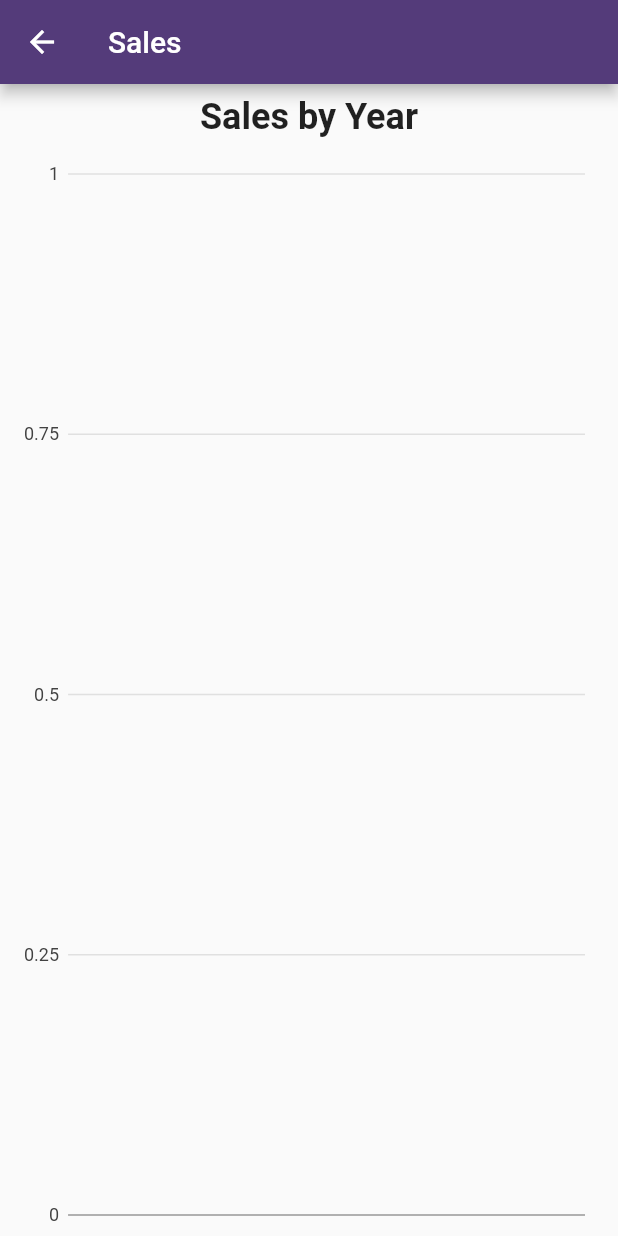
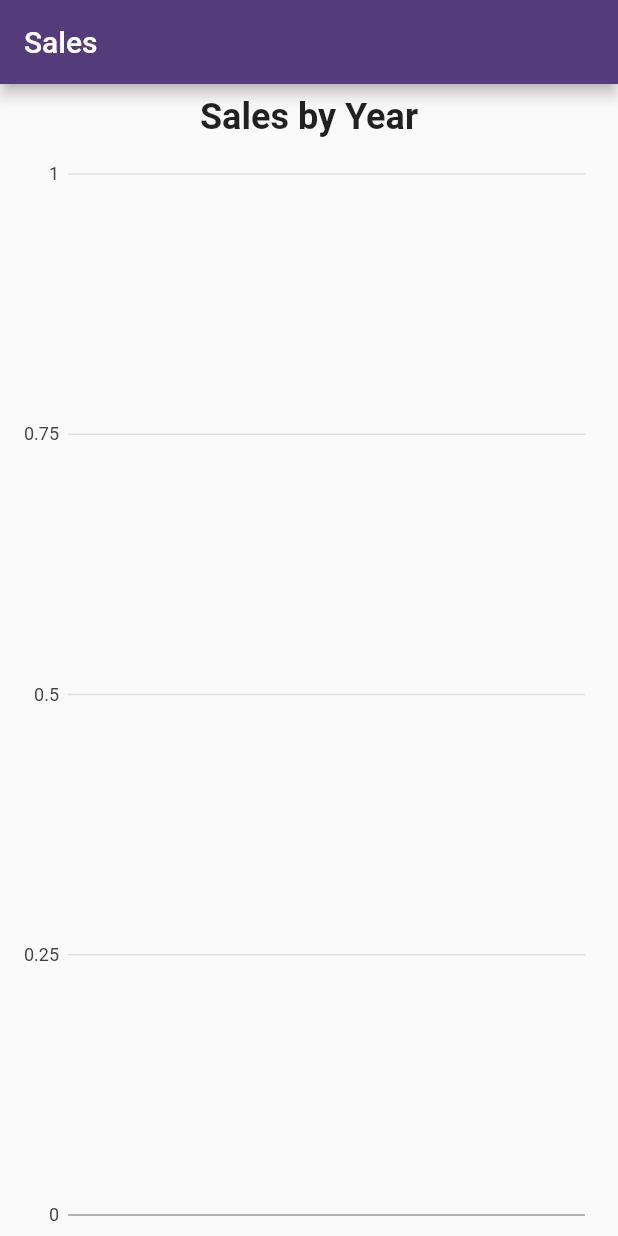
Before and after one commit to whatsupcoders/flutter-chart-firestore, a Flutter app: the SalesHomePage screen opened directly, on a phone screen of 412 x 824 dp. Run offline on Flutter 3.47's test engine with Material 2 defaults, Android fonts, the phone set to English and light mode, and no system bars; our stand-ins replace charts_flutter, cloud_firestore; accounts and stored records are empty.

```diff
--- a/lib/main.dart
+++ b/lib/main.dart
@@ -11,11 +11,10 @@ class MyApp extends StatelessWidget {
     return MaterialApp(
       title: 'Firestore Chart',
       theme: ThemeData(
-        primaryColor: Color(0xff543B7A),
-        // primaryColor: Color(0xfff18226),
+         primaryColor: Color(0xff543B7A),
       ),
-      home: TaskHomePage(),
-       // home:SalesHomePage(),
+        //home: TaskHomePage(),
+        home:SalesHomePage(),
     );
   }
 }
--- a/lib/sales.dart
+++ b/lib/sales.dart
@@ -3,13 +3,16 @@ import 'package:cloud_firestore/cloud_firestore.dart';
 class Sales {
   final int saleVal;
   final String saleYear;
+  final String colorVal;
   final DocumentReference reference;
-  Sales(this.saleVal,this.saleYear,this.reference);
+  Sales(this.saleVal,this.saleYear,this.colorVal,this.reference);
 
   Sales.fromMap(Map<String, dynamic> map, {this.reference})
       : assert(map['saleVal'] != null),
         assert(map['saleYear'] != null),
+        assert(map['colorVal'] != null),
         saleVal = map['saleVal'],
+        colorVal = map['colorVal'],
         saleYear=map['saleYear'];
 
 
@@ -17,5 +20,5 @@ class Sales {
       : this.fromMap(snapshot.data, reference: snapshot.reference);
 
   @override
-  String toString() => "Record<$saleVal:$saleYear>";
+  String toString() => "Record<$saleVal:$saleYear:$colorVal>";
 }
--- a/lib/saleshomepage.dart
+++ b/lib/saleshomepage.dart
@@ -20,7 +20,7 @@ class _SalesHomePageState extends State<SalesHomePage> {
         domainFn: (Sales sales, _) => sales.saleYear.toString(),
         measureFn: (Sales sales, _) => sales.saleVal,
         colorFn: (Sales sales, _) =>
-            charts.ColorUtil.fromDartColor(Color(0xfff18226)),
+            charts.ColorUtil.fromDartColor(Color(int.parse(sales.colorVal))),
         id: 'Sales',
         data: mydata,
         labelAccessorFn: (Sales row, _) => "${row.saleYear}",
```
Also changed, not shown: assets/Screenshot_1563054924.png (added), assets/Screenshot_1563057447.png (added), assets/chart_task_gif.gif (added), assets/charts_sales_gif.gif (added).
